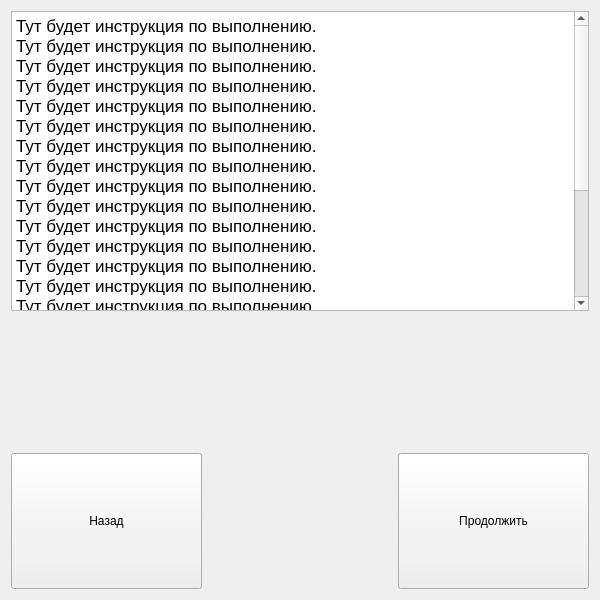
philipscode/Quiz-for-genetic-algorithm-task, file instruction.ui: the form before one commit.
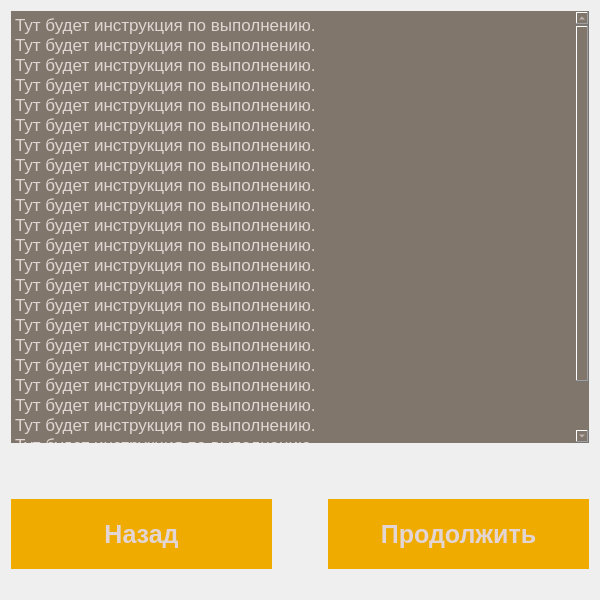
The form after the commit.

The edit to the form file:
```diff
--- a/instruction.ui
+++ b/instruction.ui
@@ -29,7 +29,10 @@
       </size>
      </property>
      <property name="styleSheet">
-      <string notr="true">color: black;</string>
+      <string notr="true">color: rgb(226, 213, 212);
+background-color: rgb(129, 118, 107);
+border: 0px;
+</string>
      </property>
      <property name="html">
       <string>&lt;!DOCTYPE HTML PUBLIC &quot;-//W3C//DTD HTML 4.0//EN&quot; &quot;http://www.w3.org/TR/REC-html40/strict.dtd&quot;&gt;
@@ -68,6 +71,9 @@
      <property name="orientation">
       <enum>Qt::Vertical</enum>
      </property>
+     <property name="sizeType">
+      <enum>QSizePolicy::Preferred</enum>
+     </property>
      <property name="sizeHint" stdset="0">
       <size>
        <width>20</width>
@@ -81,7 +87,7 @@
      <item>
       <widget class="QPushButton" name="backButton">
        <property name="sizePolicy">
-        <sizepolicy hsizetype="Expanding" vsizetype="Expanding">
+        <sizepolicy hsizetype="Preferred" vsizetype="Preferred">
          <horstretch>0</horstretch>
          <verstretch>0</verstretch>
         </sizepolicy>
@@ -92,6 +98,13 @@
          <height>70</height>
         </size>
        </property>
+       <property name="styleSheet">
+        <string notr="true">background-color:  rgb(240, 171, 0);
+color: rgb(226, 213, 212);
+font-size: 25px;
+font-weight: 600;
+border: 0px;</string>
+       </property>
        <property name="text">
         <string>Назад</string>
        </property>
@@ -102,6 +115,9 @@
        <property name="orientation">
         <enum>Qt::Horizontal</enum>
        </property>
+       <property name="sizeType">
+        <enum>QSizePolicy::Preferred</enum>
+       </property>
        <property name="sizeHint" stdset="0">
         <size>
          <width>50</width>
@@ -113,7 +129,7 @@
      <item>
       <widget class="QPushButton" name="nextButton">
        <property name="sizePolicy">
-        <sizepolicy hsizetype="Expanding" vsizetype="Expanding">
+        <sizepolicy hsizetype="Preferred" vsizetype="Preferred">
          <horstretch>0</horstretch>
          <verstretch>0</verstretch>
         </sizepolicy>
@@ -130,6 +146,13 @@
          <height>0</height>
         </size>
        </property>
+       <property name="styleSheet">
+        <string notr="true">background-color:  rgb(240, 171, 0);
+color: rgb(226, 213, 212);
+font-size: 25px;
+font-weight: 600;
+border: 0px;</string>
+       </property>
        <property name="text">
         <string>Продолжить</string>
        </property>
@@ -137,6 +160,22 @@
      </item>
     </layout>
    </item>
+   <item>
+    <spacer name="verticalSpacer_2">
+     <property name="orientation">
+      <enum>Qt::Vertical</enum>
+     </property>
+     <property name="sizeType">
+      <enum>QSizePolicy::Preferred</enum>
+     </property>
+     <property name="sizeHint" stdset="0">
+      <size>
+       <width>20</width>
+       <height>20</height>
+      </size>
+     </property>
+    </spacer>
+   </item>
   </layout>
  </widget>
  <resources/>
```
